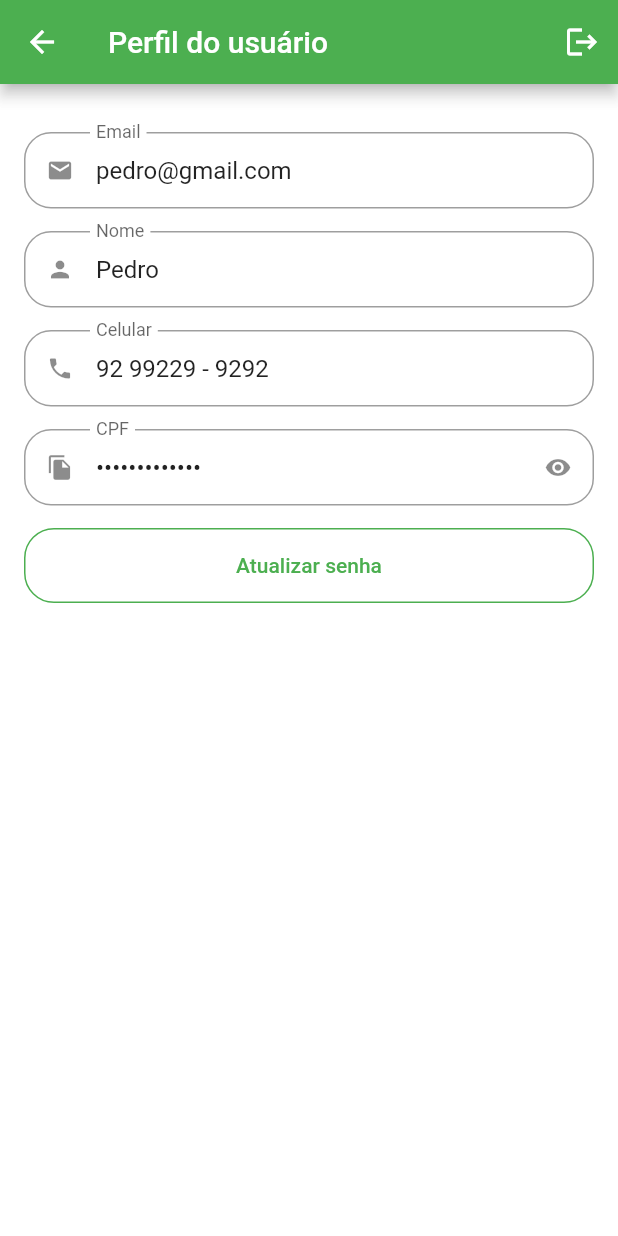
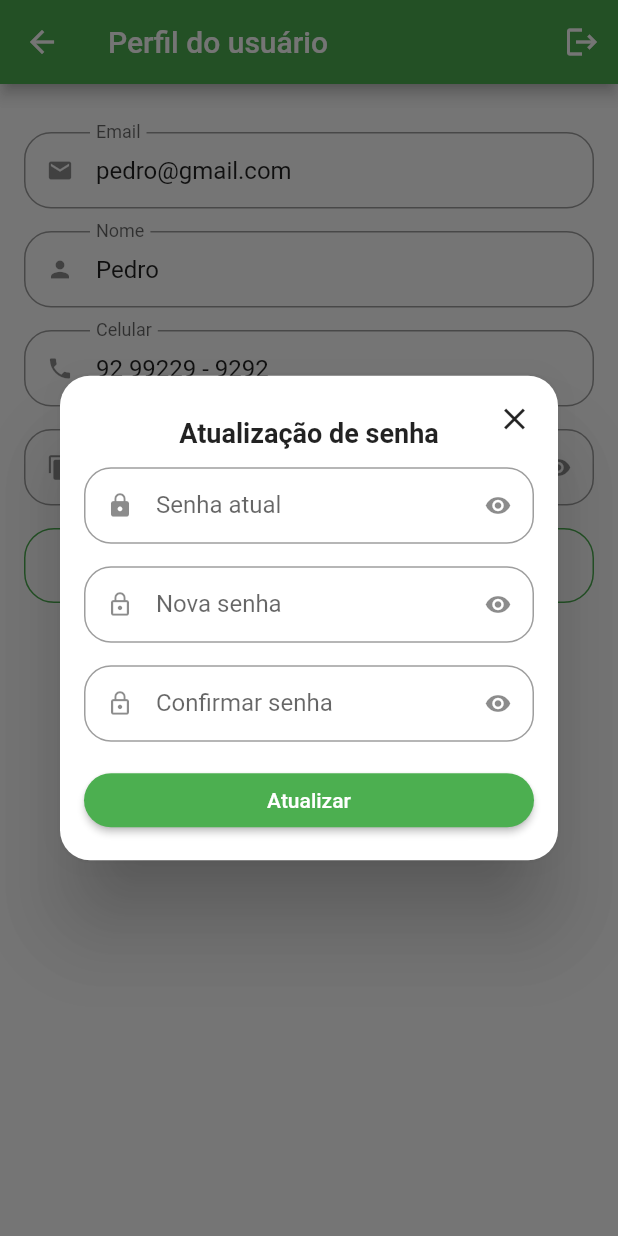
Before and after one commit to MaxsonCoelho/grocery_store, a Flutter app: the ProfileTab screen opened directly, after a tap on "Atualizar senha", on a phone screen of 412 x 824 dp. Run offline on Flutter 3.47's test engine with Material 2 defaults, Android fonts, the phone set to English and light mode, and no system bars; our stand-ins replace animated_text_kit, badges, mask_text_input_formatter.

Commit message:
complete layout profile

```diff
--- a/lib/src/pages/profileTab/profile_tab.dart
+++ b/lib/src/pages/profileTab/profile_tab.dart
@@ -2,9 +2,14 @@ import 'package:flutter/material.dart';
 import 'package:grocery_store/src/pages/commom_widgets/custom_text_field.dart';
 import 'package:grocery_store/src/config/app_data.dart' as appData;
 
-class ProfileTab extends StatelessWidget {
+class ProfileTab extends StatefulWidget {
   const ProfileTab({super.key});
 
+  @override
+  State<ProfileTab> createState() => _ProfileTabState();
+}
+
+class _ProfileTabState extends State<ProfileTab> {
   @override
   Widget build(BuildContext context) {
     return Scaffold(
@@ -48,21 +53,18 @@ class ProfileTab extends StatelessWidget {
             label: 'CPF',
             isSecret: true,
           ),
-
           SizedBox(
             height: 50,
             child: OutlinedButton(
               onPressed: () {
-
+                updatePassword();
               },
               style: OutlinedButton.styleFrom(
-                side: const BorderSide(
-                  color: Colors.green,
-                ),
-                shape: RoundedRectangleBorder(
-                  borderRadius: BorderRadius.circular(20)
-                )
-              ),
+                  side: const BorderSide(
+                    color: Colors.green,
+                  ),
+                  shape: RoundedRectangleBorder(
+                      borderRadius: BorderRadius.circular(20))),
               child: const Text('Atualizar senha'),
             ),
           )
@@ -70,4 +72,77 @@ class ProfileTab extends StatelessWidget {
       ),
     );
   }
+
+  Future<bool?> updatePassword() {
+    return showDialog(
+        context: context,
+        builder: (context) {
+          return Dialog(
+            shape:
+                RoundedRectangleBorder(borderRadius: BorderRadius.circular(20)),
+            child: Stack(
+              children: [
+                Padding(
+                  padding: const EdgeInsets.all(16),
+                  child: Column(
+                    mainAxisSize: MainAxisSize.min,
+                    crossAxisAlignment: CrossAxisAlignment.stretch,
+                    children: [
+                      const Padding(
+                        padding: EdgeInsets.symmetric(vertical: 12),
+                        child: Text(
+                          'Atualização de senha',
+                          textAlign: TextAlign.center,
+                          style: TextStyle(
+                            fontSize: 18,
+                            fontWeight: FontWeight.bold,
+                          ),
+                        ),
+                      ),
+                      const CustomFormField(
+                        isSecret: true,
+                        icon: Icons.lock,
+                        label: 'Senha atual',
+                      ),
+                      const CustomFormField(
+                        isSecret: true,
+                        icon: Icons.lock_outline,
+                        label: 'Nova senha',
+                      ),
+                      const CustomFormField(
+                        isSecret: true,
+                        icon: Icons.lock_outline,
+                        label: 'Confirmar senha',
+                      ),
+                      ElevatedButton(
+                        onPressed: () {
+                          Navigator.of(context).pop();
+                        },
+                        style: ElevatedButton.styleFrom(
+                          shape: RoundedRectangleBorder(
+                            borderRadius: BorderRadius.circular(20),
+                          ),
+                        ),
+                        child: const Text(
+                          'Atualizar',
+                        ),
+                      )
+                    ],
+                  ),
+                ),
+                Positioned(
+                  top: 5,
+                  right: 5,
+                  child: IconButton(
+                    onPressed: () {},
+                    icon: const Icon(
+                      Icons.close,
+                    ),
+                  ),
+                ),
+              ],
+            ),
+          );
+        });
+  }
 }
```
